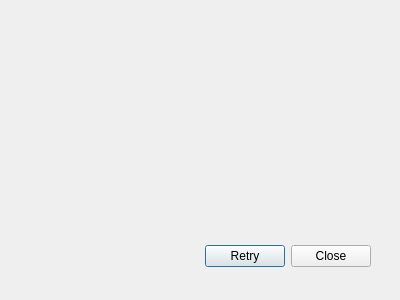
Qt form resultdialog.ui (HMKRL/pd2-Angrybird) before a commit.
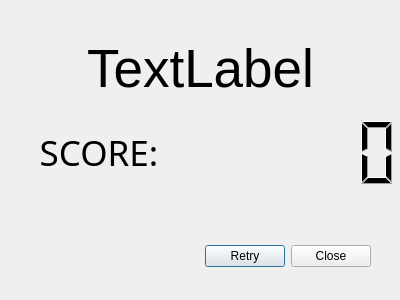
The same form after that commit.

```diff
--- a/resultdialog.ui
+++ b/resultdialog.ui
@@ -29,6 +29,56 @@
     <set>QDialogButtonBox::Close|QDialogButtonBox::Retry</set>
    </property>
   </widget>
+  <widget class="QWidget" name="layoutWidget">
+   <property name="geometry">
+    <rect>
+     <x>0</x>
+     <y>30</y>
+     <width>401</width>
+     <height>161</height>
+    </rect>
+   </property>
+   <layout class="QGridLayout" name="gridLayout">
+    <item row="0" column="0" colspan="2">
+     <widget class="QLabel" name="label">
+      <property name="font">
+       <font>
+        <pointsize>40</pointsize>
+       </font>
+      </property>
+      <property name="text">
+       <string>TextLabel</string>
+      </property>
+      <property name="alignment">
+       <set>Qt::AlignCenter</set>
+      </property>
+     </widget>
+    </item>
+    <item row="1" column="1">
+     <widget class="QLCDNumber" name="lcdNumber">
+      <property name="frameShape">
+       <enum>QFrame::NoFrame</enum>
+      </property>
+     </widget>
+    </item>
+    <item row="1" column="0">
+     <widget class="QLabel" name="label_2">
+      <property name="font">
+       <font>
+        <family>TakaoPGothic</family>
+        <pointsize>26</pointsize>
+       </font>
+      </property>
+      <property name="text">
+       <string>SCORE:</string>
+      </property>
+      <property name="alignment">
+       <set>Qt::AlignCenter</set>
+      </property>
+     </widget>
+    </item>
+   </layout>
+  </widget>
  </widget>
  <resources/>
  <connections>
```
